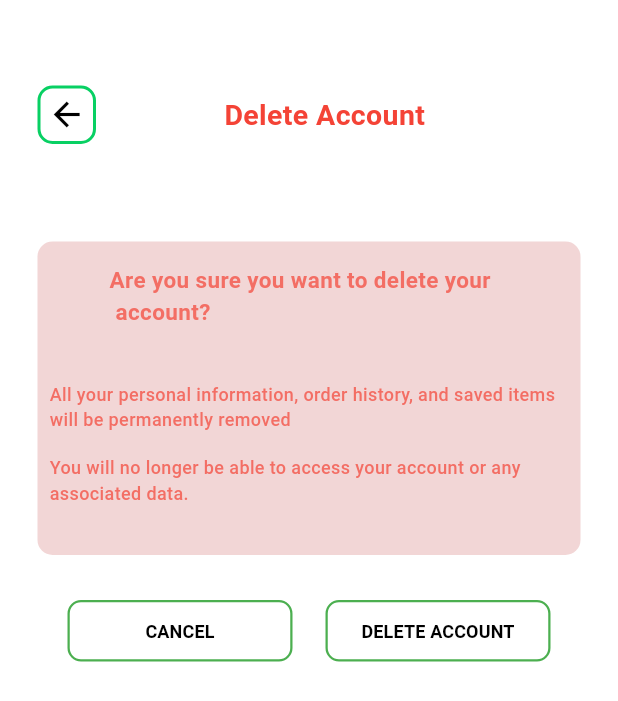
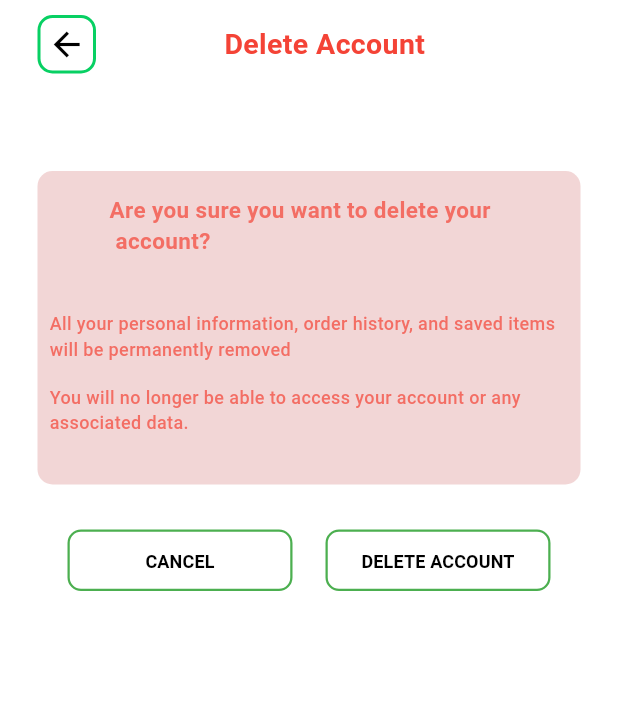
Before and after one commit to Adilcpgithub/nutra_nest, a Flutter app: the DeleteScreen screen opened directly, on a phone screen of 412 x 824 dp. Shown: the top 701 px of the screen. Run offline on Flutter 3.47's test engine with Material 3 defaults, Android fonts, the phone set to English and light mode, and no system bars; our stand-ins replace animate_do, bloc, carousel_slider, cloud_firestore, connectivity_plus, country_code_picker and 9 more; missing offline and left inert: cloudinary_public; accounts and stored records are empty; project files that could hold a hidden picture were left out.

```diff
--- a/lib/Screen/user/delete_screen.dart
+++ b/lib/Screen/user/delete_screen.dart
@@ -46,9 +46,7 @@ class DeleteScreen extends StatelessWidget {
               child: Column(
                 mainAxisAlignment: MainAxisAlignment.center,
                 children: [
-                  const SizedBox(
-                    height: 57,
-                  ),
+                  const SizedBox(height: 10),
                   Row(
                     children: [
                       CustomIcon(
```
Also changed, not shown: lib/features/home/presentation/bloc/cycle_list_bloc/bloc/cycle_list_bloc.dart (+9 -8 lines).
